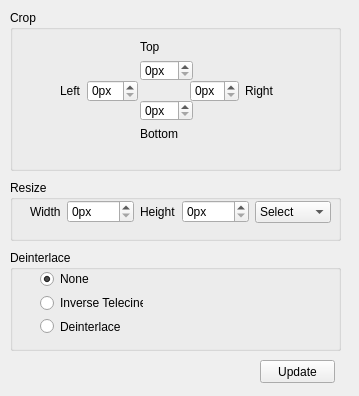
First picture: the form in videosettingswidget.ui, repository labyrinthofdreams/screenpicker, before the edit.
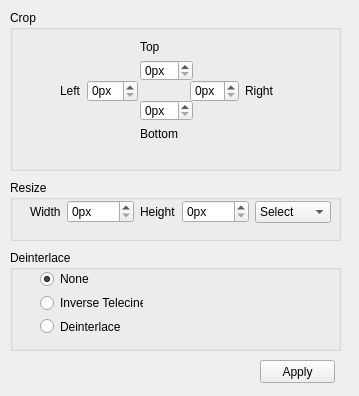
Second picture: the form after the edit.

Commit message: Change Update text to Apply

Patch:
```diff
--- a/videosettingswidget.ui
+++ b/videosettingswidget.ui
@@ -384,7 +384,7 @@
     </rect>
    </property>
    <property name="text">
-    <string>Update</string>
+    <string>Apply</string>
    </property>
   </widget>
  </widget>
```
Left out of the diff: 12 changed lines with no effect on the pictures.
